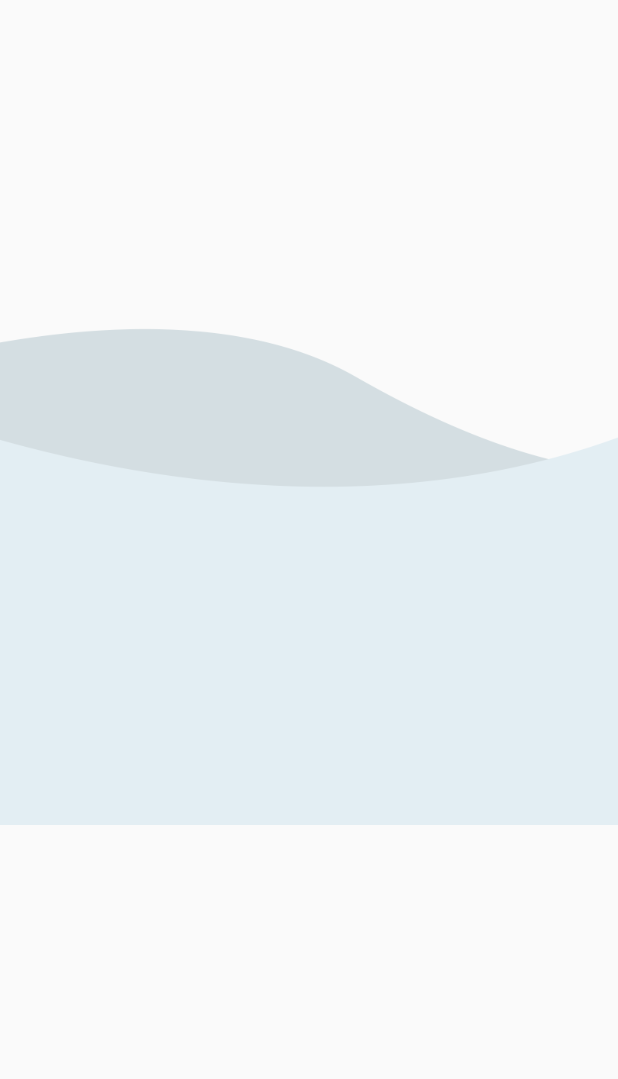
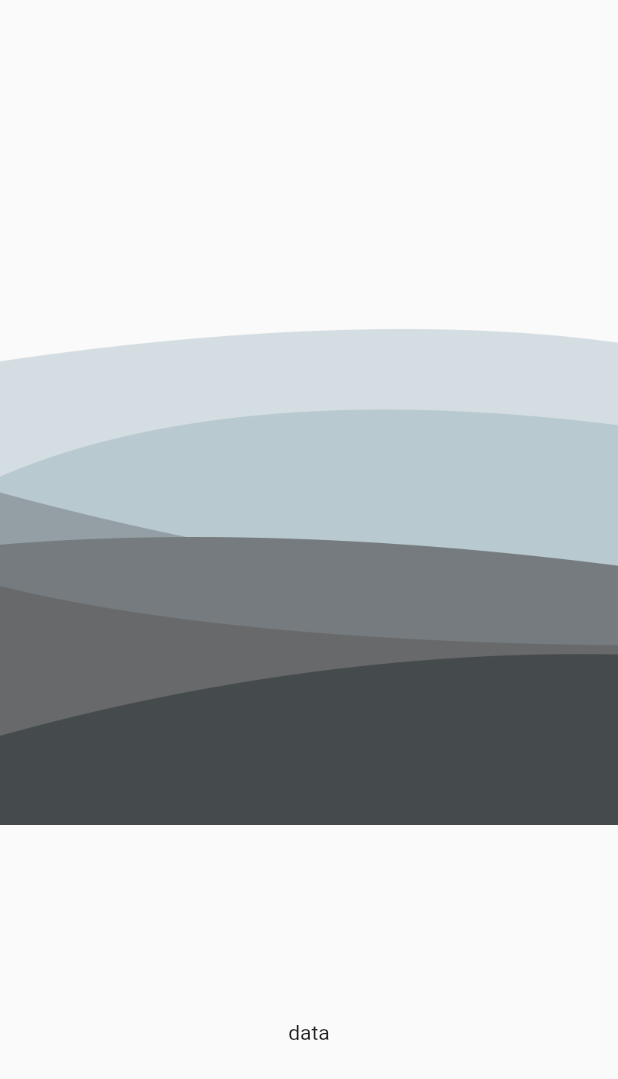
Before and after one commit to manumiguezz/PortfolioWeb, a Flutter app: the screen it shows after launch, on a phone screen of 412 x 824 dp. Shown: the top 1079 px of the screen. Run offline on Flutter 3.47's test engine with Material 2 defaults, Android fonts, the phone set to English and light mode, and no system bars.

Commit message:
container added, not displayed

```diff
--- a/lib/widgets/parallax.dart
+++ b/lib/widgets/parallax.dart
@@ -43,21 +43,34 @@ class _HomePageState extends State<HomePage> {
         child: Stack(
           children: <Widget>[
 
+            ParallaxWidget(top: rateSeven, asset: "7"),
+            ParallaxWidget(top: rateSix, asset: "6"),
+            ParallaxWidget(top: rateFive, asset: "5"),
+            ParallaxWidget(top: rateFour, asset: "4"),
+            ParallaxWidget(top: rateThree, asset: "3"),
+            ParallaxWidget(top: rateTwo, asset: "2"),
             ParallaxWidget(top: rateOne, asset: "1"),
-            ParallaxWidget(top: rateTwo, asset: "2"),
-            ParallaxWidget(top: rateThree, asset: "3"),
-            ParallaxWidget(top: rateFour, asset: "4"),
-            ParallaxWidget(top: rateFive, asset: "5"),
-            ParallaxWidget(top: rateSix, asset: "6"),
-            ParallaxWidget(top: rateSeven, asset: "7"),
 
 
 
             ListView(
               children: <Widget>[
+
                 Container(
                   height: 600,
                   color: Colors.transparent,
+                ),
+
+                Container(
+                  color: Color(0x484c4e),
+                  width: double.infinity,
+                  padding: EdgeInsets.only(top: 80),
+                  child: const Column(
+                    crossAxisAlignment: CrossAxisAlignment.center,
+                    children: [
+                      Text('data')
+                    ],
+                  ),
                 )
               ],
             )
@@ -86,9 +99,9 @@ class ParallaxWidget extends StatelessWidget {
       top: top,
       child: Container(
         height: 550,
-        width: 900,
+        width: 1700,
         child: Image.asset("assets/parallax/$asset.png",
-        fit: BoxFit.cover,
+        fit: BoxFit.fill,
         ),
       )
     );
```
